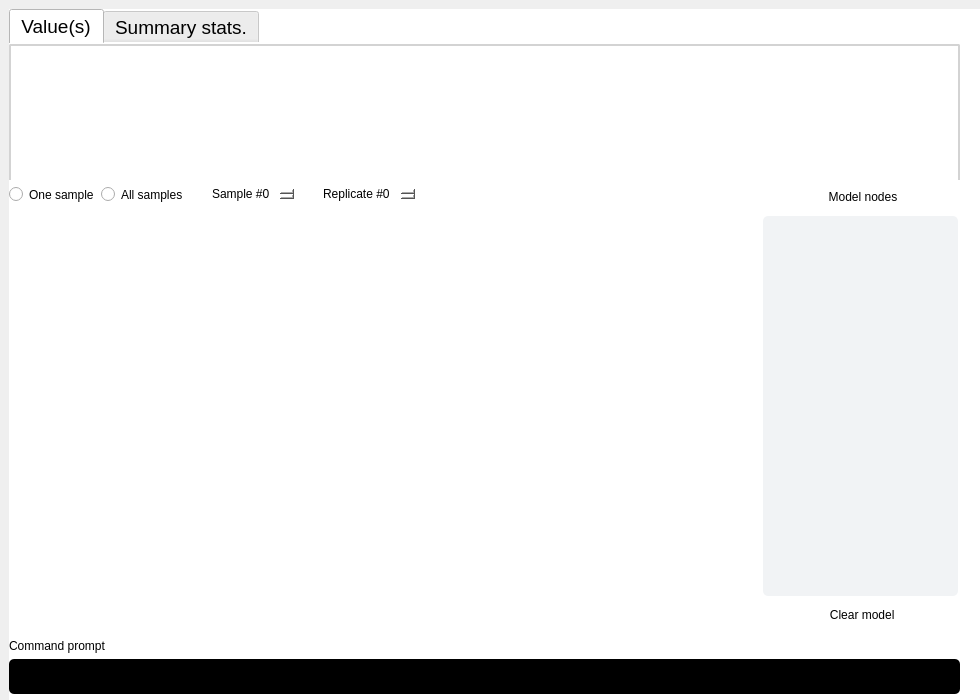
fkmendes/PhyloJunction, file src/phylojunction/interface/pysidegui/pjguipages/pjgui_pages.ui: the form before one commit.
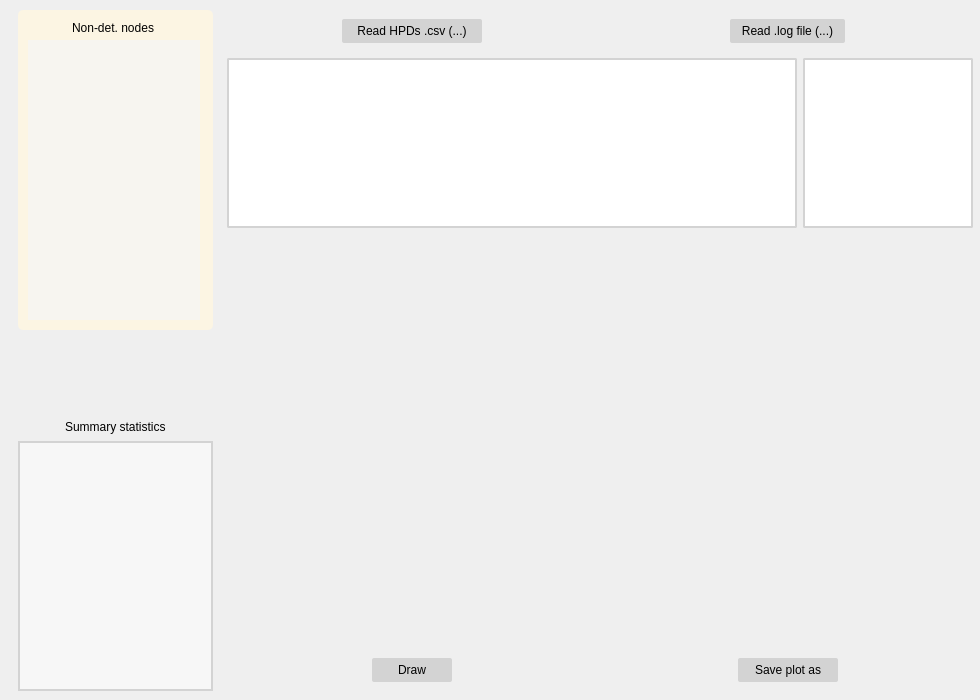
The form after the commit. The open tabs and pages were chosen to show the change. Icons and pictures are not drawn. Custom widgets are drawn as their Qt base class.

Commit message: Add coverage tab

```diff
--- a/src/phylojunction/interface/pysidegui/pjguipages/pjgui_pages.ui
+++ b/src/phylojunction/interface/pysidegui/pjguipages/pjgui_pages.ui
@@ -830,6 +830,375 @@
     </layout>
    </widget>
   </widget>
+  <widget class="QWidget" name="coverage_page">
+   <widget class="QWidget" name="gridLayoutWidget_3">
+    <property name="geometry">
+     <rect>
+      <x>10</x>
+      <y>10</y>
+      <width>963</width>
+      <height>681</height>
+     </rect>
+    </property>
+    <layout class="QGridLayout" name="coverage_page_grid_layout">
+     <item row="0" column="1">
+      <layout class="QVBoxLayout" name="csv_covplot_vert_layout">
+       <item>
+        <layout class="QHBoxLayout" name="horizontalLayout_5">
+         <item alignment="Qt::AlignHCenter">
+          <widget class="QPushButton" name="read_hpd_csv_button">
+           <property name="minimumSize">
+            <size>
+             <width>140</width>
+             <height>24</height>
+            </size>
+           </property>
+           <property name="maximumSize">
+            <size>
+             <width>140</width>
+             <height>24</height>
+            </size>
+           </property>
+           <property name="styleSheet">
+            <string notr="true">QPushButton{
+    background-color: lightgray;
+    border-radius: 2px;
+}
+QPushButton:hover{
+    background-color: #f7f7f7;
+}
+QPushButton:pressed{
+    background-color: #ffffff;
+}</string>
+           </property>
+           <property name="text">
+            <string>Read HPDs .csv (...)</string>
+           </property>
+          </widget>
+         </item>
+         <item alignment="Qt::AlignHCenter">
+          <widget class="QPushButton" name="read_logfile_button">
+           <property name="minimumSize">
+            <size>
+             <width>115</width>
+             <height>24</height>
+            </size>
+           </property>
+           <property name="maximumSize">
+            <size>
+             <width>115</width>
+             <height>24</height>
+            </size>
+           </property>
+           <property name="styleSheet">
+            <string notr="true">QPushButton{
+    background-color: lightgray;
+    border-radius: 2px;
+}
+QPushButton:hover{
+    background-color: #f7f7f7;
+}
+QPushButton:pressed{
+    background-color: #ffffff;
+}</string>
+           </property>
+           <property name="text">
+            <string>Read .log file (...)</string>
+           </property>
+          </widget>
+         </item>
+        </layout>
+       </item>
+       <item>
+        <layout class="QGridLayout" name="gridLayout_5">
+         <item row="0" column="0" alignment="Qt::AlignHCenter">
+          <widget class="QTextEdit" name="coverage_csv_textbox">
+           <property name="minimumSize">
+            <size>
+             <width>570</width>
+             <height>170</height>
+            </size>
+           </property>
+           <property name="maximumSize">
+            <size>
+             <width>570</width>
+             <height>170</height>
+            </size>
+           </property>
+           <property name="styleSheet">
+            <string notr="true">background-color: #ffffff;
+border: 2px solid lightgray;
+border-radius: 2px;
+font: 11pt &quot;Courier&quot;;</string>
+           </property>
+           <property name="readOnly">
+            <bool>true</bool>
+           </property>
+          </widget>
+         </item>
+         <item row="0" column="1" alignment="Qt::AlignHCenter">
+          <widget class="QListWidget" name="coverage_textbox">
+           <property name="minimumSize">
+            <size>
+             <width>170</width>
+             <height>170</height>
+            </size>
+           </property>
+           <property name="maximumSize">
+            <size>
+             <width>170</width>
+             <height>170</height>
+            </size>
+           </property>
+           <property name="styleSheet">
+            <string notr="true">background-color: #ffffff;
+border: 2px solid lightgray;
+border-radius: 2px;</string>
+           </property>
+          </widget>
+         </item>
+        </layout>
+       </item>
+       <item alignment="Qt::AlignHCenter">
+        <widget class="MatplotlibWidget" name="coverage_page_matplotlib_widget" native="true">
+         <property name="minimumSize">
+          <size>
+           <width>740</width>
+           <height>400</height>
+          </size>
+         </property>
+         <property name="maximumSize">
+          <size>
+           <width>740</width>
+           <height>400</height>
+          </size>
+         </property>
+        </widget>
+       </item>
+       <item>
+        <layout class="QHBoxLayout" name="cov_draw_save_hor_layout">
+         <item alignment="Qt::AlignHCenter">
+          <widget class="QPushButton" name="draw_cov_button">
+           <property name="minimumSize">
+            <size>
+             <width>80</width>
+             <height>24</height>
+            </size>
+           </property>
+           <property name="maximumSize">
+            <size>
+             <width>80</width>
+             <height>24</height>
+            </size>
+           </property>
+           <property name="styleSheet">
+            <string notr="true">QPushButton{
+    background-color: lightgray;
+    border-radius: 2px;
+}
+QPushButton:hover{
+    background-color: #f7f7f7;
+}
+QPushButton:pressed{
+    background-color: #ffffff;
+}</string>
+           </property>
+           <property name="text">
+            <string>Draw</string>
+           </property>
+          </widget>
+         </item>
+         <item alignment="Qt::AlignHCenter">
+          <widget class="QPushButton" name="save_cov_button">
+           <property name="minimumSize">
+            <size>
+             <width>100</width>
+             <height>24</height>
+            </size>
+           </property>
+           <property name="maximumSize">
+            <size>
+             <width>100</width>
+             <height>24</height>
+            </size>
+           </property>
+           <property name="styleSheet">
+            <string notr="true">QPushButton{
+    background-color: lightgray;
+    border-radius: 2px;
+}
+QPushButton:hover{
+    background-color: #f7f7f7;
+}
+QPushButton:pressed{
+    background-color: #ffffff;
+}</string>
+           </property>
+           <property name="text">
+            <string>Save plot as</string>
+           </property>
+          </widget>
+         </item>
+        </layout>
+       </item>
+      </layout>
+     </item>
+     <item row="0" column="0">
+      <layout class="QVBoxLayout" name="cov_node_stat_vert_layout">
+       <item alignment="Qt::AlignHCenter">
+        <widget class="QFrame" name="coverage_frame">
+         <property name="minimumSize">
+          <size>
+           <width>195</width>
+           <height>320</height>
+          </size>
+         </property>
+         <property name="maximumSize">
+          <size>
+           <width>195</width>
+           <height>320</height>
+          </size>
+         </property>
+         <property name="styleSheet">
+          <string notr="true">border-radius: 5px;
+background-color: #fcf5e3;
+border: 0;</string>
+         </property>
+         <property name="frameShape">
+          <enum>QFrame::StyledPanel</enum>
+         </property>
+         <property name="frameShadow">
+          <enum>QFrame::Raised</enum>
+         </property>
+         <widget class="QListWidget" name="coverage_node_list">
+          <property name="geometry">
+           <rect>
+            <x>10</x>
+            <y>30</y>
+            <width>172</width>
+            <height>280</height>
+           </rect>
+          </property>
+          <property name="minimumSize">
+           <size>
+            <width>172</width>
+            <height>280</height>
+           </size>
+          </property>
+          <property name="maximumSize">
+           <size>
+            <width>172</width>
+            <height>280</height>
+           </size>
+          </property>
+          <property name="styleSheet">
+           <string notr="true">QListWidget {
+	background-color: #f7f5f0;
+	color: #495057;
+	border: 0;
+    border-radius: 0px;
+}
+QListWidget::item:selected{
+	background-color: #495057;
+	color: white;
+	border: 0;
+}</string>
+          </property>
+         </widget>
+         <widget class="QLabel" name="coverage_node_label">
+          <property name="geometry">
+           <rect>
+            <x>40</x>
+            <y>10</y>
+            <width>110</width>
+            <height>16</height>
+           </rect>
+          </property>
+          <property name="minimumSize">
+           <size>
+            <width>110</width>
+            <height>16</height>
+           </size>
+          </property>
+          <property name="maximumSize">
+           <size>
+            <width>110</width>
+            <height>16</height>
+           </size>
+          </property>
+          <property name="text">
+           <string>Non-det. nodes</string>
+          </property>
+          <property name="alignment">
+           <set>Qt::AlignCenter</set>
+          </property>
+         </widget>
+        </widget>
+       </item>
+       <item>
+        <spacer name="cov_vert_spacer">
+         <property name="orientation">
+          <enum>Qt::Vertical</enum>
+         </property>
+         <property name="sizeHint" stdset="0">
+          <size>
+           <width>20</width>
+           <height>40</height>
+          </size>
+         </property>
+        </spacer>
+       </item>
+       <item alignment="Qt::AlignHCenter">
+        <widget class="QLabel" name="compare_stats_label_2">
+         <property name="minimumSize">
+          <size>
+           <width>0</width>
+           <height>16</height>
+          </size>
+         </property>
+         <property name="maximumSize">
+          <size>
+           <width>16777215</width>
+           <height>16</height>
+          </size>
+         </property>
+         <property name="text">
+          <string>Summary statistics</string>
+         </property>
+        </widget>
+       </item>
+       <item alignment="Qt::AlignHCenter">
+        <widget class="QListWidget" name="cov_summary_stats_list">
+         <property name="minimumSize">
+          <size>
+           <width>195</width>
+           <height>250</height>
+          </size>
+         </property>
+         <property name="maximumSize">
+          <size>
+           <width>195</width>
+           <height>250</height>
+          </size>
+         </property>
+         <property name="styleSheet">
+          <string notr="true">QListWidget{
+    background-color: #f7f7f7;
+    border: 2px solid lightgray;
+}
+QListWidget::item:selected{
+	background-color: #495057;
+	color: white;
+	border: 0;
+}</string>
+         </property>
+        </widget>
+       </item>
+      </layout>
+     </item>
+    </layout>
+   </widget>
+  </widget>
   <widget class="QWidget" name="cmd_log_page">
    <widget class="QWidget" name="verticalLayoutWidget_3">
     <property name="geometry">
```
Left out of the diff: 12 changed lines with no effect on the pictures. The commit also changes 108 other files.
